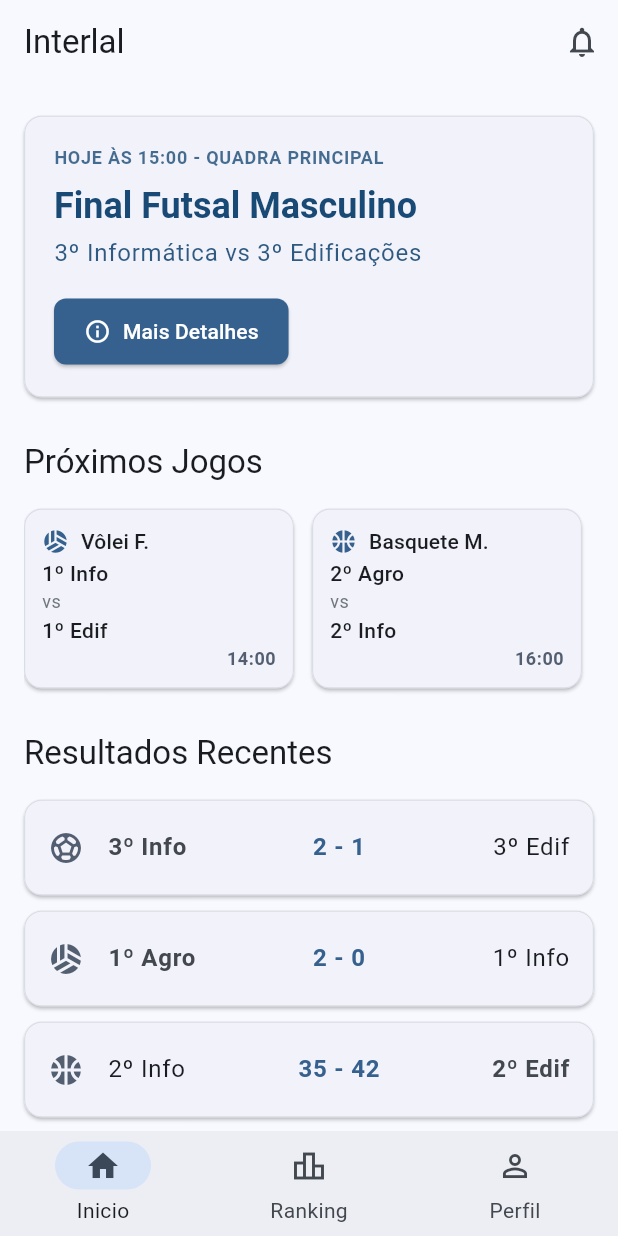
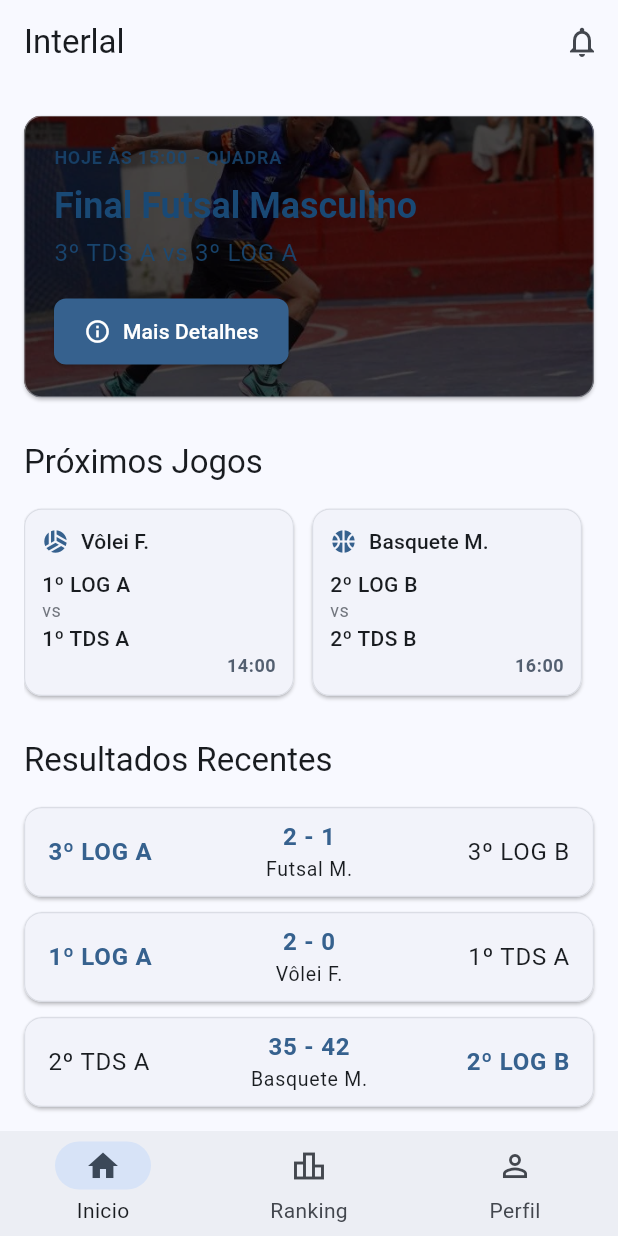
Before and after one commit to kaicsm/interlal, a Flutter app: the screen it shows after launch, on a phone screen of 412 x 824 dp. Run offline on Flutter 3.47's test engine with Material 3 defaults, Android fonts, the phone set to English and light mode, and no system bars; our stand-ins replace get, isar, logger; accounts and stored records are empty; generated files the repository leaves out were written again.

Commit message:
refactor: improve home view information design and add futsal banner to the highlight card

```diff
--- a/lib/app/modules/home/views/home_view.dart
+++ b/lib/app/modules/home/views/home_view.dart
@@ -36,18 +36,25 @@ class HomeView extends GetView<HomeController> {
           _buildResultItem(
             context,
             'Futsal M.',
-            '3º Info',
+            '3º LOG A',
             '2',
-            '3º Edif',
+            '3º LOG B',
             '1',
           ),
-          _buildResultItem(context, 'Vôlei F.', '1º Agro', '2', '1º Info', '0'),
+          _buildResultItem(
+            context,
+            'Vôlei F.',
+            '1º LOG A',
+            '2',
+            '1º TDS A',
+            '0',
+          ),
           _buildResultItem(
             context,
             'Basquete M.',
-            '2º Info',
+            '2º TDS A',
             '35',
-            '2º Edif',
+            '2º LOG B',
             '42',
           ),
           Center(
@@ -76,25 +83,25 @@ class HomeView extends GetView<HomeController> {
     final theme = context.theme;
     final colorScheme = theme.colorScheme;
     return Card(
-      // child: Container(
-      //   decoration: BoxDecoration(
-      //     borderRadius: BorderRadius.circular(10.0),
-      //     image: DecorationImage(
-      //       image: AssetImage('assets/images/sports_banner.png'),
-      //       fit: BoxFit.cover,
-      //       colorFilter: ColorFilter.mode(
-      //         Colors.black.withOpacity(0.4),
-      //         BlendMode.darken,
-      //       ),
-      //     ),
-      //   ),
+      child: Container(
+        decoration: BoxDecoration(
+          borderRadius: BorderRadius.circular(10),
+          image: DecorationImage(
+            image: AssetImage('assets/images/futsal_banner.png'),
+            fit: BoxFit.cover,
+            colorFilter: ColorFilter.mode(
+              Colors.black.withValues(alpha: 0.7),
+              BlendMode.darken,
+            ),
+          ),
+        ),
         child: Padding(
           padding: const EdgeInsets.all(20.0),
           child: Column(
             crossAxisAlignment: CrossAxisAlignment.start,
             children: [
               Text(
-              'HOJE ÀS 15:00 - QUADRA PRINCIPAL',
+                'HOJE ÀS 15:00 - QUADRA',
                 style: theme.textTheme.labelMedium?.copyWith(
                   color: colorScheme.onPrimaryContainer.withValues(alpha: 0.8),
                   fontWeight: FontWeight.bold,
@@ -110,7 +117,7 @@ class HomeView extends GetView<HomeController> {
               ),
               const SizedBox(height: 4.0),
               Text(
-              '3º Informática vs 3º Edificações',
+                '3º TDS A vs 3º LOG A',
                 style: theme.textTheme.bodyLarge?.copyWith(
                   color: colorScheme.onPrimaryContainer.withValues(alpha: 0.9),
                 ),
@@ -127,6 +134,7 @@ class HomeView extends GetView<HomeController> {
           ),
           // ),
         ),
+      ),
     );
   }
 
@@ -135,26 +143,26 @@ class HomeView extends GetView<HomeController> {
     final games = [
       {
         'sport': 'Vôlei F.',
-        'teamA': '1º Info',
-        'teamB': '1º Edif',
+        'teamA': '1º LOG A',
+        'teamB': '1º TDS A',
         'time': '14:00',
       },
       {
         'sport': 'Basquete M.',
-        'teamA': '2º Agro',
-        'teamB': '2º Info',
+        'teamA': '2º LOG B',
+        'teamB': '2º TDS B',
         'time': '16:00',
       },
       {
         'sport': 'Futsal F.',
-        'teamA': '3º Edif',
-        'teamB': '3º Agro',
+        'teamA': '3º LOG A',
+        'teamB': '3º LOG B',
         'time': '17:00',
       },
     ];
 
     return SizedBox(
-      height: 130,
+      height: 135,
       child: ListView.separated(
         scrollDirection: Axis.horizontal,
         itemCount: games.length,
@@ -210,7 +218,7 @@ class HomeView extends GetView<HomeController> {
                   ),
                 ],
               ),
-              // const SizedBox(height: 8),
+              const SizedBox(height: 8),
               Text(
                 teamA,
                 style: theme.textTheme.bodyMedium?.copyWith(
@@ -264,18 +272,22 @@ class HomeView extends GetView<HomeController> {
     final scoreBInt = int.tryParse(scoreB) ?? 0;
     final teamAStyle = theme.textTheme.bodyLarge?.copyWith(
       fontWeight:
-          highlightWinner && scoreAInt > scoreBInt ? FontWeight.bold : null,
+          highlightWinner && scoreAInt > scoreBInt
+              ? FontWeight.bold
+              : FontWeight.normal,
       color:
           highlightWinner && scoreAInt > scoreBInt
-              ? colorScheme.onSurfaceVariant
+              ? colorScheme.primary
               : colorScheme.onSurface,
     );
     final teamBStyle = theme.textTheme.bodyLarge?.copyWith(
       fontWeight:
-          highlightWinner && scoreBInt > scoreAInt ? FontWeight.bold : null,
+          highlightWinner && scoreBInt > scoreAInt
+              ? FontWeight.bold
+              : FontWeight.normal,
       color:
           highlightWinner && scoreBInt > scoreAInt
-              ? colorScheme.onSurfaceVariant
+              ? colorScheme.primary
               : colorScheme.onSurface,
     );
     final scoreStyle = theme.textTheme.bodyLarge?.copyWith(
@@ -285,11 +297,6 @@ class HomeView extends GetView<HomeController> {
 
     return Card(
       child: ListTile(
-        leading: Icon(
-          IconHelper.getSportIcon(sport),
-          size: 24,
-          color: colorScheme.secondary,
-        ),
         title: Row(
           children: [
             Expanded(
@@ -302,7 +309,12 @@ class HomeView extends GetView<HomeController> {
             ),
             Padding(
               padding: const EdgeInsets.symmetric(horizontal: 8.0),
-              child: Text('$scoreA - $scoreB', style: scoreStyle),
+              child: Column(
+                children: [
+                  Text('$scoreA - $scoreB', style: scoreStyle),
+                  Text(sport),
+                ],
+              ),
             ),
             Expanded(
               child: Text(
@@ -315,10 +327,7 @@ class HomeView extends GetView<HomeController> {
           ],
         ),
         dense: true,
-        contentPadding: const EdgeInsets.symmetric(
-          horizontal: 16.0,
-          vertical: 8.0,
-        ),
+        contentPadding: const EdgeInsets.symmetric(horizontal: 16.0),
         onTap: () {
           // TODO: Implementar tela de detalhes
           Get.snackbar('Detalhes', 'Clique para ver mais detalhes');
@@ -336,14 +345,14 @@ class HomeView extends GetView<HomeController> {
           crossAxisAlignment: CrossAxisAlignment.start,
           children: [
             Text(
-              'Tabela de Jogos Atualizada!',
+              'Goleada do artilheiro do 2º TDS A',
               style: theme.textTheme.titleMedium?.copyWith(
                 fontWeight: FontWeight.bold,
               ),
             ),
             const SizedBox(height: 8.0),
             Text(
-              'Confira os horários e locais atualizados para as quartas de final na seção "Jogos". Não perca!',
+              'Guilherme do 2º TDS A marca no futsal 3 gols contra o 1º LOG B!',
               style: theme.textTheme.bodyMedium,
             ),
             const SizedBox(height: 8.0),
--- a/pubspec.yaml
+++ b/pubspec.yaml
@@ -70,9 +70,8 @@ flutter:
   uses-material-design: true
 
   # To add assets to your application, add an assets section, like this:
-  # assets:
-  #   - images/a_dot_burr.jpeg
-  #   - images/a_dot_ham.jpeg
+  assets:
+    - assets/images/futsal_banner.png
 
   # An image asset can refer to one or more resolution-specific "variants", see
   # https://flutter.dev/to/resolution-aware-images
```
Also changed, not shown: assets/images/futsal_banner.png (added). Lines whose indentation alone changed are shown as unchanged.
